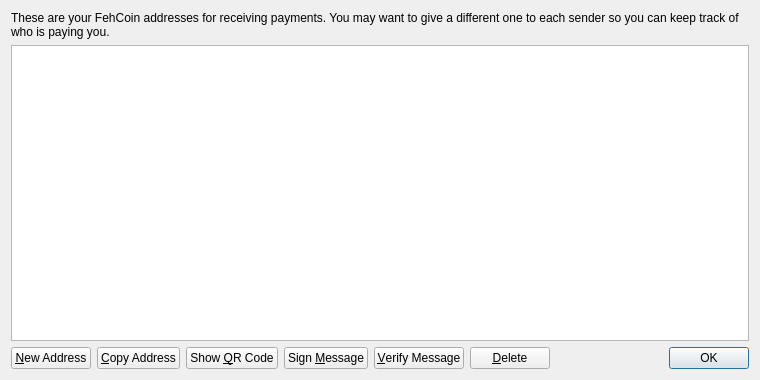
Before: the Qt Designer form src/qt/forms/addressbookpage.ui in exacoin/ExoCoin, drawn with Qt 5.
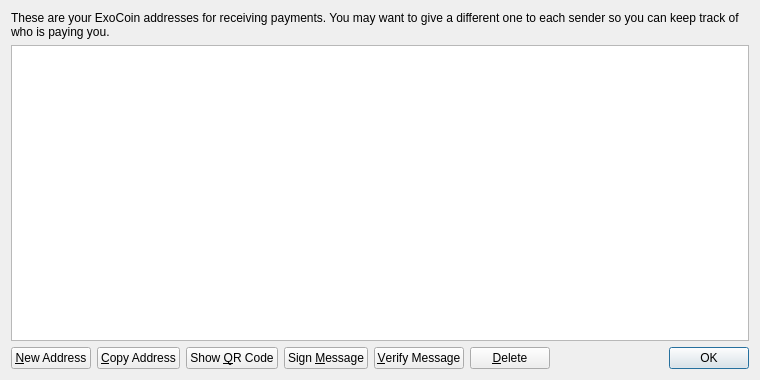
After: the same form once the commit is applied. Icons and pictures are not drawn.

Diff of the .ui file:
```diff
--- a/src/qt/forms/addressbookpage.ui
+++ b/src/qt/forms/addressbookpage.ui
@@ -17,7 +17,7 @@
    <item>
     <widget class="QLabel" name="labelExplanation">
      <property name="text">
-      <string>These are your FehCoin addresses for receiving payments. You may want to give a different one to each sender so you can keep track of who is paying you.</string>
+      <string>These are your ExoCoin addresses for receiving payments. You may want to give a different one to each sender so you can keep track of who is paying you.</string>
      </property>
      <property name="textFormat">
       <enum>Qt::PlainText</enum>
```
Left out of the diff: 4 changed lines with no effect on the pictures.
